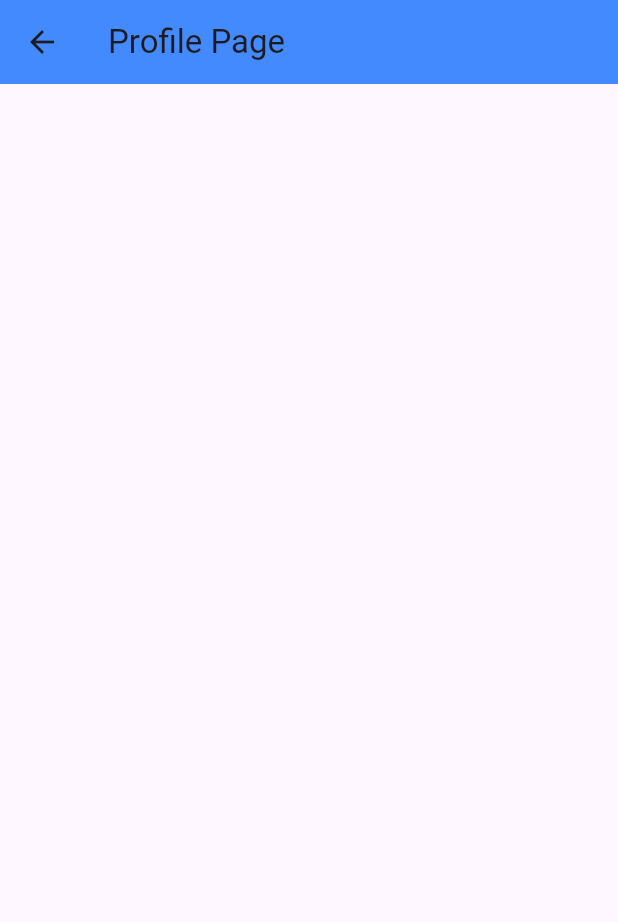
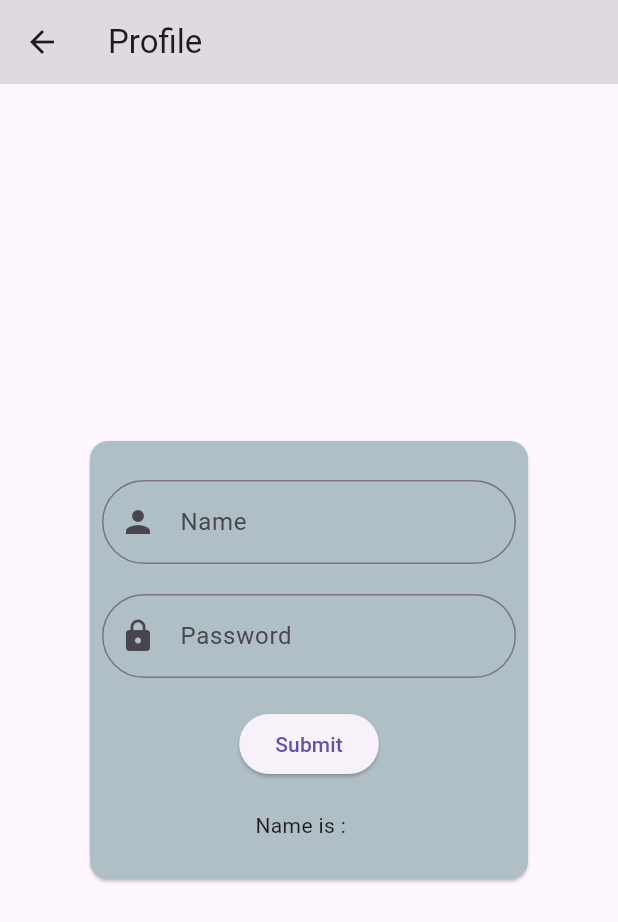
Before and after one commit to yasoish17/sad, a Flutter app: the ProfilePage screen opened directly, on a phone screen of 412 x 824 dp. Shown: the top 922 px of the screen. Run offline on Flutter 3.47's test engine with Material 3 defaults, Android fonts, the phone set to English and light mode, and no system bars.

Commit message:
Update profile_page.dart

```diff
--- a/lib/profile_page.dart
+++ b/lib/profile_page.dart
@@ -1,15 +1,99 @@
 import 'package:flutter/material.dart';
+import 'package:sad/Widgets/input_field.dart';
 
-class ProfilePage extends StatelessWidget {
+class ProfilePage extends StatefulWidget {
   const ProfilePage({super.key});
 
   @override
+  State<StatefulWidget> createState() => _ProfilePageState();
+}
+
+class _ProfilePageState extends State<ProfilePage> {
+  TextEditingController nameController = TextEditingController();
+  TextEditingController passController = TextEditingController();
+
+  String name = " ";
+  final _formKey = GlobalKey<FormState>();
+  @override
   Widget build(BuildContext context) {
     return Scaffold(
-      appBar: AppBar(
-        title: Text("Profile Page"),
-        backgroundColor: Colors.blueAccent,
+      appBar: AppBar(title: Text("Profile"), backgroundColor: Colors.black12),
+      body: Center(
+        child: SizedBox(
+          height: 300,
+          width: 300,
+          child: Card(
+            color: Colors.blueGrey[200],
+            child: Padding(
+              padding: const EdgeInsets.all(8.0),
+              child: Form(
+                key: _formKey,
+                child: Column(
+                  mainAxisAlignment: MainAxisAlignment.center,
+                  children: [
+                    TextFormField(
+                      controller: nameController,
+                      keyboardType: TextInputType.text,
+                      //keyboardType: TextInputType.visiblePassword,
+
+                      //obscureText: true, //to hide password
+                      validator: (value) {
+                        if (value!.isEmpty) {
+                          return "Field is Empty";
+                        }
+                        return null;
+                      },
+                      decoration: InputDecoration(
+                        labelText: "Name",
+                        hintText: "Enter Name",
+
+                        prefixIcon: Icon(Icons.person),
+                        border: OutlineInputBorder(
+                          borderRadius: BorderRadius.all(Radius.circular(50)),
+                        ),
+                      ),
+                    ),
+                    SizedBox(height: 20),
+                    InputField(
+                      controller: passController,
+                      keyboardType: TextInputType.visiblePassword,
+                      label: "Password",
+                      hint: "Enter Password",
+
+                      icon: Icons.lock,
+                      validator: (value) {
+                        if (value!.isEmpty) {
+                          return "Field is Empty";
+                        } else if (!RegExp(
+                          r'[A-Za-z .]{3,}$',
+                        ).hasMatch(value)) {
+                          return 'Invalid Format!!';
+                        }
+                        return null;
+                      },
+                    ),
+
+                    SizedBox(height: 20),
+                    ElevatedButton(
+                      onPressed: () {
+                        name = nameController.text;
+                        setState(() {
+                          if (_formKey.currentState!.validate()) {
+                            name = nameController.text;
+                          }
+                        });
+                      },
+                      child: Text("Submit"),
+                    ),
+                    SizedBox(height: 20),
+                    Text("Name is : $name "),
+                  ],
+                ),
+              ),
+            ),
+          ),
         ),
+      ),
     );
   }
 }
```
